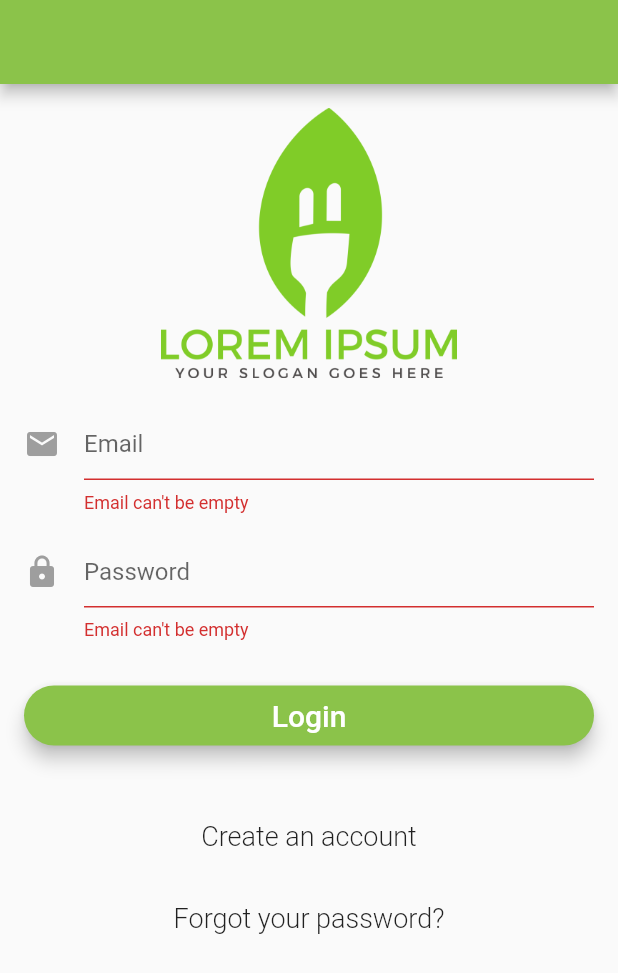
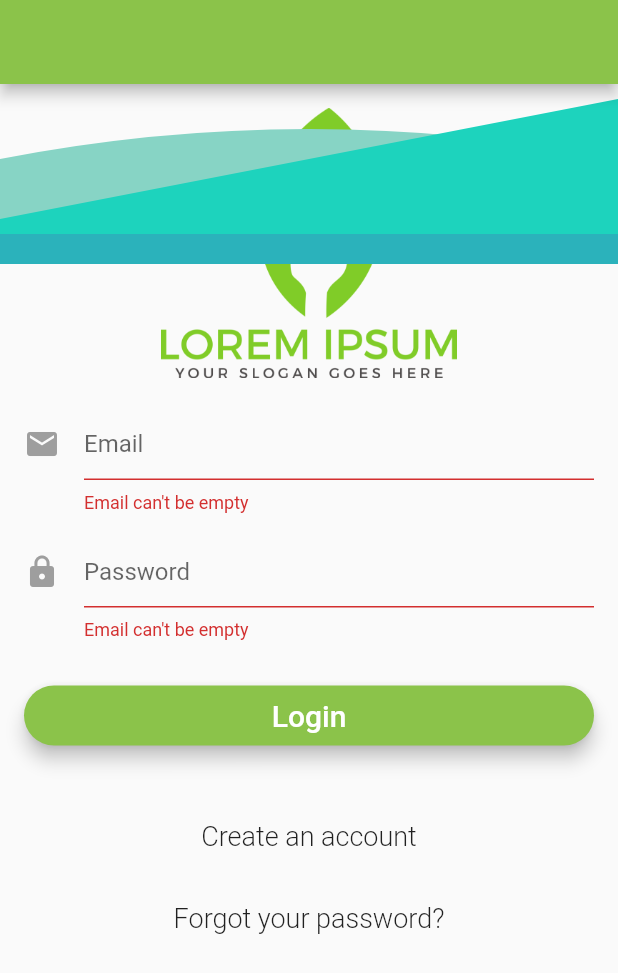
Before and after one commit to mcmalloy/ecoscope_app, a Flutter app: the screen it shows after launch, after a tap on "Login", on a phone screen of 412 x 824 dp. Shown: the top 973 px of the screen. Run offline on Flutter 3.47's test engine with Material 2 defaults, Android fonts, the phone set to English and light mode, and no system bars; our stand-ins replace firebase_auth, firebase_database, flutter_staggered_animations, pie_chart, simple_animations; accounts and stored records are empty.

```diff
--- /dev/null
+++ b/lib/animations/animated_wave.dart
@@ -0,0 +1,68 @@
+import 'package:flutter/material.dart';
+import 'dart:math';
+
+import 'package:simple_animations/simple_animations.dart';
+
+class AnimatedWave extends StatelessWidget {
+  final Color color;
+  final double height;
+  final double speed;
+  final double offset;
+
+  AnimatedWave({this.color, this.height, this.speed, this.offset = 0.0});
+
+  @override
+  Widget build(BuildContext context) {
+    return LayoutBuilder(builder: (context, constraints) {
+      return Container(
+        height: height,
+        width: constraints.biggest.width,
+        child: LoopAnimation(
+            duration: Duration(milliseconds: (5000 / speed).round()),
+            tween: Tween(begin: 0.0, end: 2 * pi),
+            builder: (context, child, value) {
+              return CustomPaint(
+                foregroundPainter: CurvePainter(value + offset, color),
+              );
+            }),
+      );
+    });
+  }
+}
+
+class CurvePainter extends CustomPainter {
+  final double value;
+  final Color color;
+
+  CurvePainter(
+      this.value,
+      this.color,
+      );
+
+  @override
+  void paint(Canvas canvas, Size size) {
+    final white = Paint()..color = color;
+    final path = Path();
+
+    final y1 = sin(value);
+    final y2 = sin(value + pi / 2);
+    final y3 = sin(value + pi);
+
+    final startPointY = size.height * (0.5 + 0.4 * y1);
+    final controlPointY = size.height * (0.5 + 0.4 * y2);
+    final endPointY = size.height * (0.5 + 0.4 * y3);
+
+    path.moveTo(size.width * 0, startPointY);
+    path.quadraticBezierTo(
+        size.width * 0.5, controlPointY, size.width, endPointY);
+    path.lineTo(size.width, size.height);
+    path.lineTo(0, size.height);
+    path.close();
+    canvas.drawPath(path, white);
+  }
+
+  @override
+  bool shouldRepaint(CustomPainter oldDelegate) {
+    return true;
+  }
+}
--- a/lib/objects/HotelObject.dart
+++ b/lib/objects/HotelObject.dart
@@ -9,6 +9,4 @@ class HotelObject{
     this.roomName = roomName;
     this.buttonColor = buttonColor;
   }
-
-
 }
--- a/lib/pages/login_page.dart
+++ b/lib/pages/login_page.dart
@@ -1,5 +1,7 @@
 import 'dart:core' as prefix0;
 import 'dart:core';
+import 'dart:math';
+import 'package:ecoscope_app/animations/animated_wave.dart';
 import 'package:flutter/material.dart';
 import 'package:ecoscope_app/services/authentication.dart';
 
@@ -129,6 +131,27 @@ class _LoginPageState extends State<LoginSignupPage> {
           children: <Widget>[
             _showBody(),
             _showCircularProgress(),
+            Container(
+              child: AnimatedWave(
+                color: Color(0xff2bb2bb),
+                height: 120,
+                speed: 0.7,
+              ),
+            ),Container(
+              child: AnimatedWave(
+                color: Color(0xff87d4c5),
+                height: 100,
+                speed: 1.0,
+                offset: pi,
+              ),
+            ),
+        Container(
+          child: AnimatedWave(
+            color: Color(0xff1dd3bd),
+            height: 100,
+            speed: 1.4,
+            offset: pi / 2,
+          ))
           ],
         ));
   }
--- a/pubspec.yaml
+++ b/pubspec.yaml
@@ -19,6 +19,7 @@ environment:
 dependencies:
   http: ^0.12.0+2
   flutter_staggered_animations: "^0.1.2"
+  simple_animations:
   grouped_buttons: ^1.0.4
   firebase_auth: ^0.11.1
   firebase_core: 0.4.0+6
```
Also changed, not shown: lib/animations/animated_background.dart (added, +32 -0 lines), lib/models/MenuTabs.dart (+25 -10 lines), lib/pages/dashboard_tab.dart (added, +77 -0 lines), pubspec.lock, 2 other files.
